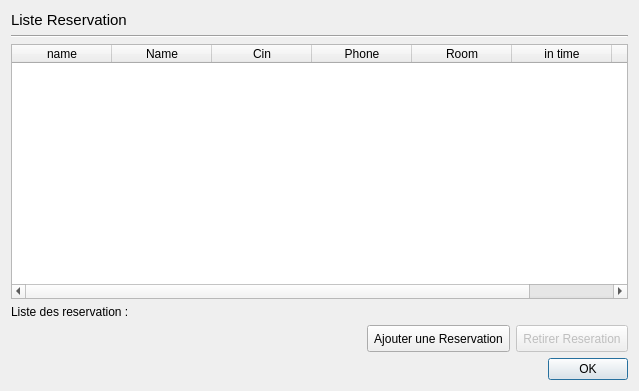
This is listereserv.ui in abdeljalilanane/Innovative-Hotel-Manager as Qt 5 draws it before an edit. The edited form follows.
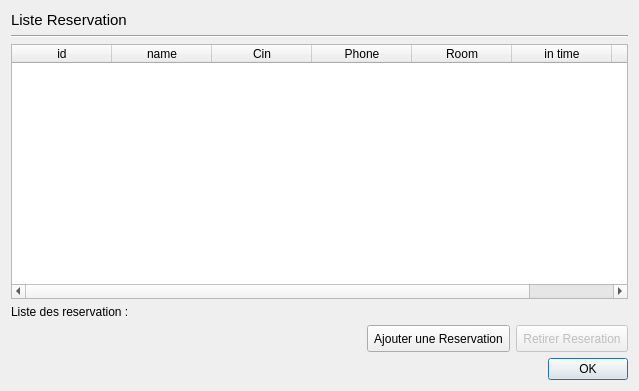
This is the edited form.

```diff
--- a/listereserv.ui
+++ b/listereserv.ui
@@ -116,12 +116,12 @@
     <widget class="QTableWidget" name="catList">
      <column>
       <property name="text">
-       <string>name</string>
+       <string>id</string>
       </property>
      </column>
      <column>
       <property name="text">
-       <string>Name</string>
+       <string>name</string>
       </property>
      </column>
      <column>
```
